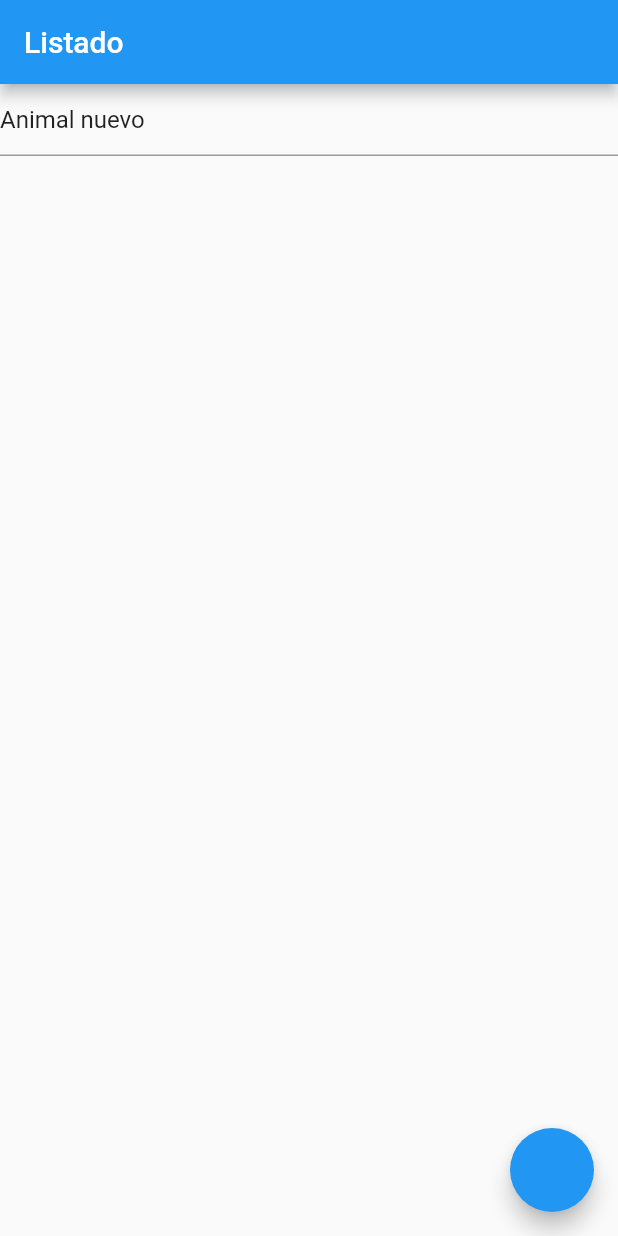
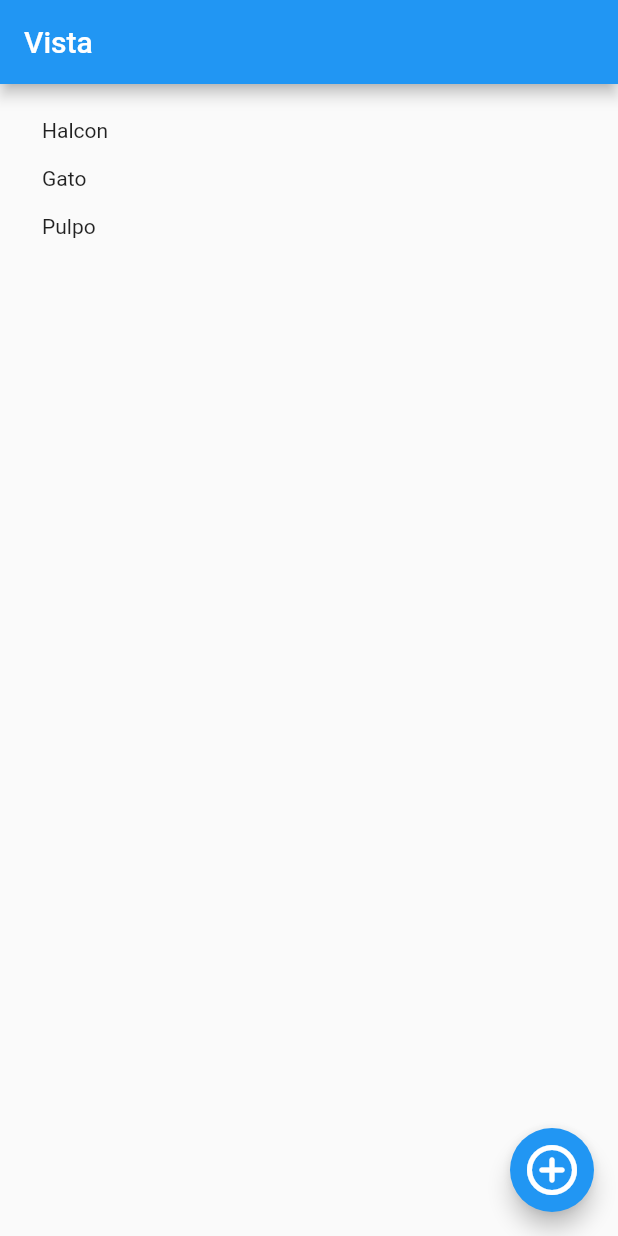
Before and after one commit to andresMRoblesistemas/prueba_sorpresa, a Flutter app: the screen it shows after launch, on a phone screen of 412 x 824 dp. Run offline on Flutter 3.47's test engine with Material 2 defaults, Android fonts, the light colour scheme and no system bars; our stand-ins replace bloc, equatable, flutter_bloc.

Commit message:
no me peguen u.u

```diff
--- a/lib/main.dart
+++ b/lib/main.dart
@@ -1,7 +1,8 @@
 import 'package:flutter/material.dart';
 import 'package:flutter_bloc/flutter_bloc.dart';
 import 'package:prueba_sorpresa/bloc/animal/animal_bloc.dart';
-import 'package:prueba_sorpresa/widgets/formulario_view.dart';
+import 'package:prueba_sorpresa/pages/ficha_formulario_view.dart';
+import 'package:prueba_sorpresa/pages/formulario_view.dart';
 
 void main() {
   runApp(const MyApp());
@@ -28,7 +29,8 @@ class _MyAppState extends State<MyApp> {
           primarySwatch: Colors.blue,
         ),
         routes: {
-          'formulario': (context) => const FormularioView(),
+          'vista': (context) => const FormularioView(),
+          'ficha': (context) => const FichaFormularioView(),
         },
         initialRoute: 'formulario',
         builder: (context, child) {
--- a/lib/widgets/formulario_view.dart
+++ b/lib/pages/formulario_view.dart
@@ -3,31 +3,44 @@ import 'package:flutter_bloc/flutter_bloc.dart';
 import 'package:prueba_sorpresa/bloc/animal/animal_bloc.dart';
 
 
-class FormularioView extends StatelessWidget {
+class FormularioView extends StatefulWidget {
   const FormularioView({Key? key}) : super(key: key);
 
+  @override
+  State<FormularioView> createState() => _FormularioViewState();
+}
+
+class _FormularioViewState extends State<FormularioView> {
   @override
   Widget build(BuildContext context) {
     return Scaffold(
       appBar: AppBar(
-        title: const Text('Listado'),
+        title: const Text('Vista'),
       ),
       body: BlocConsumer<AnimalBloc, AnimalState>(
         listenWhen: (previous, current) => !current.isWorking,
         listener: (context, state) {
           if (state.error.isEmpty) {
-            if (state.accion == "OnNuevoAnimal") {
-
+            if (state.accion == "OnNuevoAnimal" || state.accion == "OnModificarAnimal") {
+              Navigator.pushNamed(context, 'ficha');
             }
           } else {
           }
         },
         builder: (context, state) {
           return (state.lstAnimal.isEmpty)
-          ? TextFormField(
-            initialValue: 'Animal nuevo',
-            onChanged: (value) {
-            },
+          ? Center(
+            child: Padding(
+              padding: const  EdgeInsets.symmetric(vertical: 100),
+              child: Column(
+                children: [
+                  SizedBox(
+                    height: 200,
+                    child: Image.asset('assets/dog-png.webp')),
+                  const Text('Aun no hay nada por aqui'),
+                ],
+              ),
+            ),
           )
           : ListView(
             padding: const EdgeInsets.symmetric(horizontal: 20, vertical: 15),
@@ -41,14 +54,16 @@ class FormularioView extends StatelessWidget {
                       child: Padding(
                         padding: const EdgeInsets.all(8.0),
                         child: Text(
-                            '${e.id} ${e.description}'),
+                            e.description),
                       ),
                     ))
                 .toList(),
           );
         },
       ),
-      floatingActionButton: FloatingActionButton(onPressed: () {
+      floatingActionButton: FloatingActionButton(
+        child: const Icon(Icons.add_circle_outline_rounded, size: 40,),
+        onPressed: () {
         context.read<AnimalBloc>().add(const OnNuevoAnimal());
       }),
     );
```
Also changed, not shown: lib/bloc/animal/animal_bloc.dart (+38 -3 lines), lib/pages/ficha_formulario_view.dart (added, +103 -0 lines).
